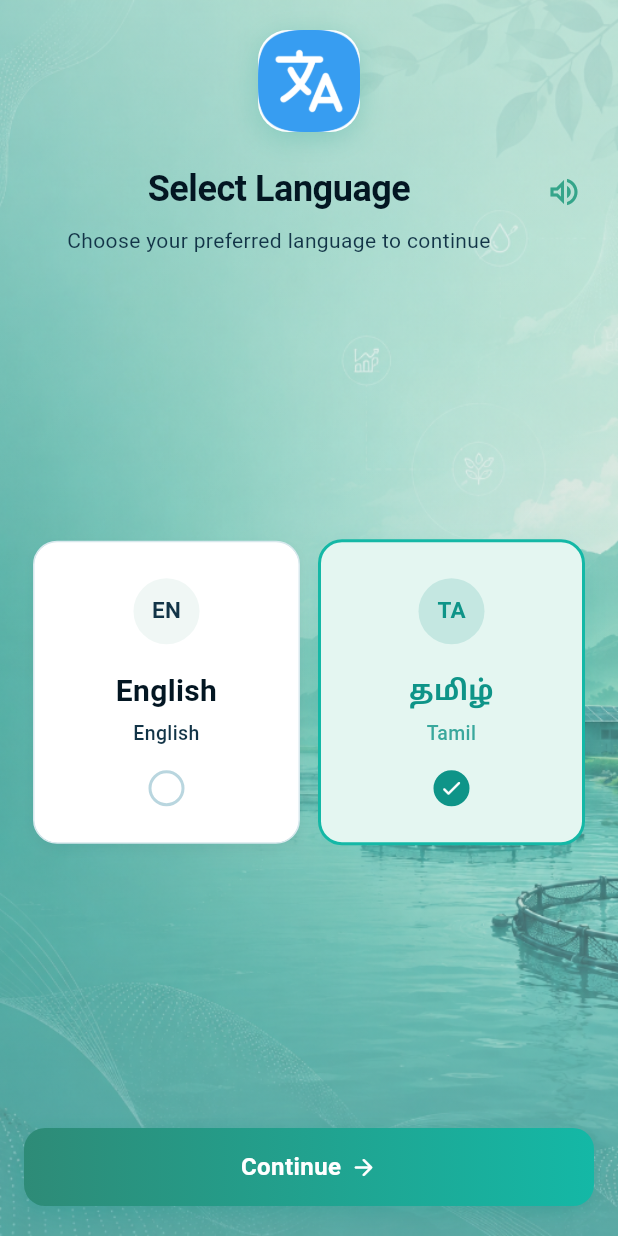
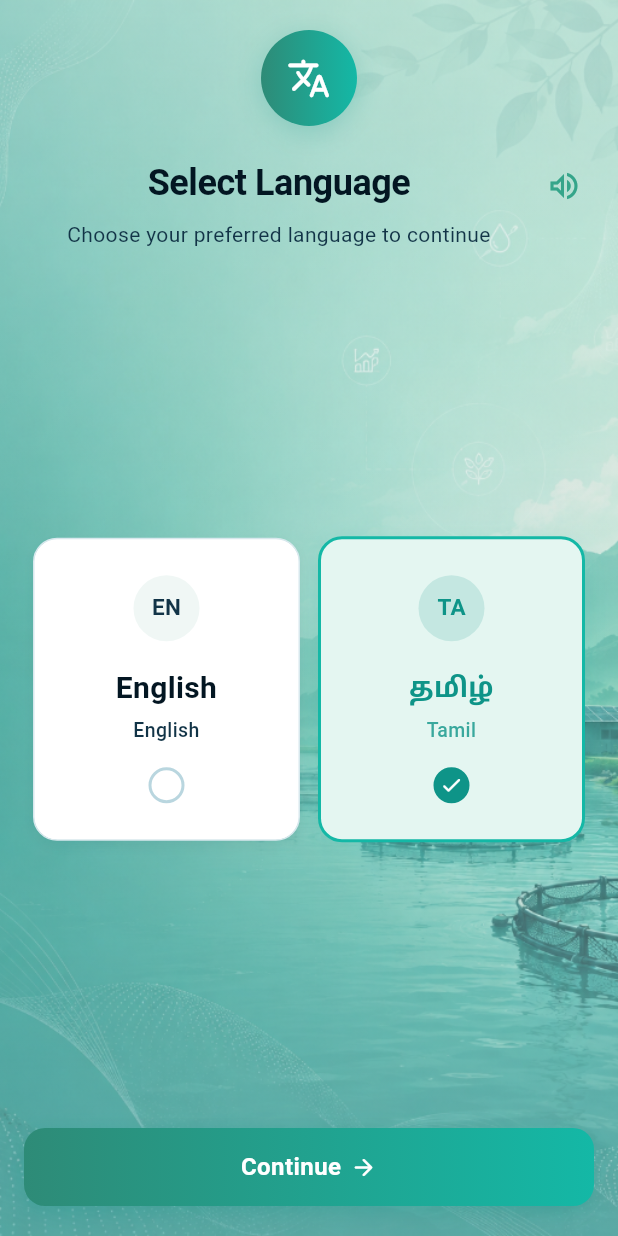
Before and after one commit to AquaverseAI/AquaVerse, a Flutter app: the LanguageSelectScreen screen opened by its route, on a phone screen of 412 x 824 dp. Run offline on Flutter 3.47's test engine with Material 3 defaults, Android fonts, the phone set to English and light mode, and no system bars; our stand-ins replace dio, drift, fl_chart, flutter_riverpod, flutter_secure_storage, go_router and 3 more; missing offline and left inert: sqlite3; accounts and stored records are empty; generated files the repository leaves out were written again.

Commit message:
fix(onboarding): replace translate image asset with clean vector Icons.translate_rounded in sea-green circle badge

```diff
--- a/lib/features/onboarding/presentation/language_select_screen.dart
+++ b/lib/features/onboarding/presentation/language_select_screen.dart
@@ -49,13 +49,14 @@ class LanguageSelectScreen extends ConsumerWidget {
             children: [
               const SizedBox(height: 20),
 
-              // ── Top Icon Badge (Exact Translate Icon Badge)
+              // ── Top Icon Badge (Clean vector translate icon in sea-green circle)
               Center(
                 child: Container(
-                  width: 68,
-                  height: 68,
+                  width: 64,
+                  height: 64,
                   decoration: BoxDecoration(
-                    borderRadius: BorderRadius.circular(20),
+                    shape: BoxShape.circle,
+                    gradient: AppColors.langCtaGradient,
                     boxShadow: [
                       BoxShadow(
                         color: AppColors.langAccentPrimary.withValues(alpha: 0.25),
@@ -64,14 +65,10 @@ class LanguageSelectScreen extends ConsumerWidget {
                       )
                     ],
                   ),
-                  child: ClipRRect(
-                    borderRadius: BorderRadius.circular(20),
-                    child: Image.asset(
-                      'assets/images/translate_badge.png',
-                      width: 68,
-                      height: 68,
-                      fit: BoxFit.cover,
-                    ),
+                  child: const Icon(
+                    Icons.translate_rounded,
+                    color: Colors.white,
+                    size: 30,
                   ),
                 ),
               ),
```
